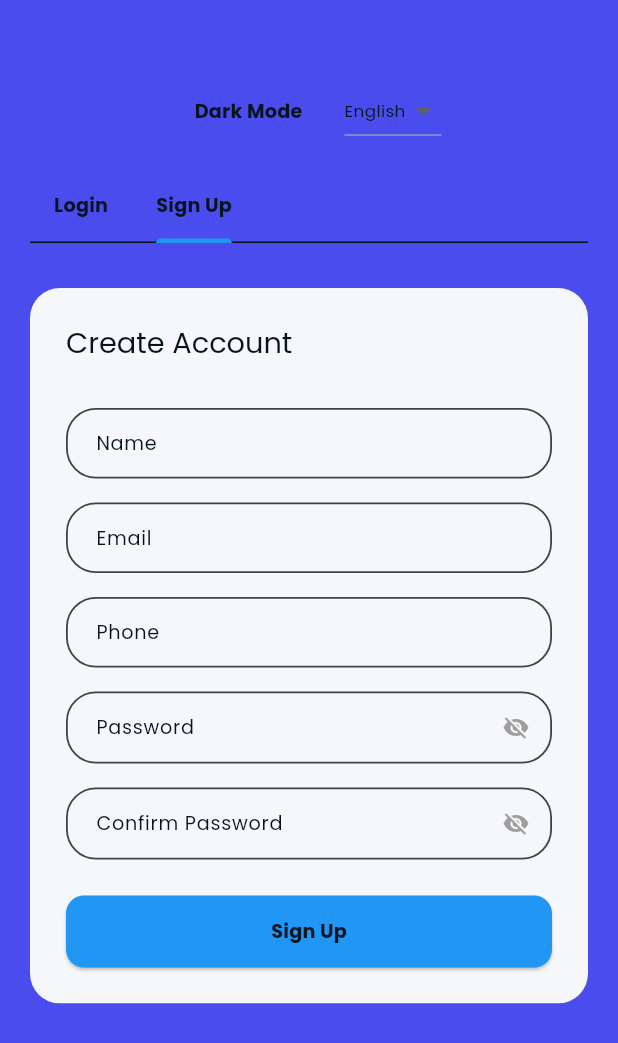
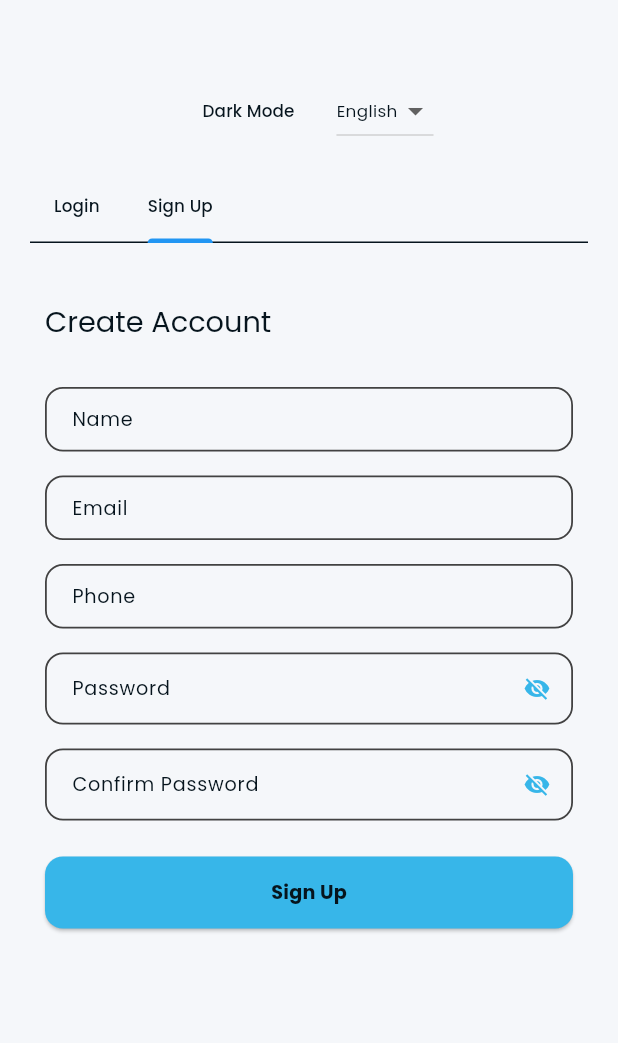
Before and after one commit to lbarsidati22/E-commerce_app, a Flutter app: the screen it shows after launch, tab 2 chosen, on a phone screen of 412 x 824 dp. Shown: the top 1043 px of the screen. Run offline on Flutter 3.47's test engine with Material 3 defaults, Android fonts, the phone set to English and light mode, and no system bars; our stand-ins replace bloc, dio, equatable, flutter_bloc, get_it, injectable and 3 more; generated files the repository leaves out were written again.

Commit message:
feat: Add core UI components, app theming, and initial authentication pages for login and registration.

```diff
--- a/lib/core/theme/app_theme.dart
+++ b/lib/core/theme/app_theme.dart
@@ -107,7 +107,6 @@ abstract class AppTheme {
         context: context,
         fontFamily: languageCode == 'ar' ? 'Cairo' : 'Poppins',
         colorScheme: const ColorScheme(
-          primaryContainer: ColorsLight.cardColor,
           brightness: Brightness.light,
           primary: ColorsLight.mainColor, // Brand Blue
           onPrimary: ColorsLight.white,
--- a/lib/core/theme/colors/colors_light.dart
+++ b/lib/core/theme/colors/colors_light.dart
@@ -1,7 +1,7 @@
 import 'package:flutter/material.dart';
 
 class ColorsLight {
-  static const Color mainColor = Color(0xFF4B4CED); // Brand Blue
+  static const Color mainColor = Color(0xFFF5F7FA); // Brand Blue
   static const Color secondaryColor = Color(0xFF37B6E9); // Light Blue
   static const Color background = Color(0xFFFFFFFF); // Clean White Background
   static const Color cardColor = Color(0xFFF5F7FA); // Light Grey for cards
@@ -10,4 +10,5 @@ class ColorsLight {
   static const Color error = Color(0xFFE53935);
   static const Color white = Color(0xffFFFFFF);
   static const Color black = Color(0xff000000);
+  static const Color containerColor = Colors.teal;
 }
--- a/lib/core/utils/components/app_text_form_feild.dart
+++ b/lib/core/utils/components/app_text_form_feild.dart
@@ -71,24 +71,26 @@ class _AppTextFormFieldState extends State<AppTextFormField> {
         ),
         contentPadding:
             widget.contentPadding ??
-            const EdgeInsets.symmetric(horizontal: 16, vertical: 14),
+            const EdgeInsets.symmetric(horizontal: 14, vertical: 12),
         filled: true,
         fillColor: widget.backgroundColor ?? Colors.transparent,
 
         enabledBorder: OutlineInputBorder(
-          borderRadius: BorderRadius.circular(20),
+          borderRadius: BorderRadius.circular(12),
           borderSide: BorderSide(color: Colors.grey.shade800, width: 1.2),
         ),
         focusedBorder: OutlineInputBorder(
-          borderRadius: BorderRadius.circular(20),
-          borderSide: const BorderSide(color: Colors.blue, width: 1.8),
+          borderRadius: BorderRadius.circular(12),
+          borderSide: BorderSide(
+            color: Theme.of(context).colorScheme.secondary,
+          ),
         ),
         errorBorder: OutlineInputBorder(
-          borderRadius: BorderRadius.circular(20),
+          borderRadius: BorderRadius.circular(12),
           borderSide: const BorderSide(color: Colors.red, width: 1.4),
         ),
         focusedErrorBorder: OutlineInputBorder(
-          borderRadius: BorderRadius.circular(20),
+          borderRadius: BorderRadius.circular(12),
           borderSide: const BorderSide(color: Colors.red, width: 1.4),
         ),
         suffixIcon: widget.isPassword
@@ -100,7 +102,7 @@ class _AppTextFormFieldState extends State<AppTextFormField> {
                 },
                 icon: Icon(
                   isObscureText ? Icons.visibility_off : Icons.visibility,
-                  color: Colors.grey,
+                  color: Theme.of(context).colorScheme.secondary,
                 ),
               )
             : widget.suffixIcon,
--- a/lib/core/utils/components/custom_button.dart
+++ b/lib/core/utils/components/custom_button.dart
@@ -28,7 +28,9 @@ class CustomButton extends StatelessWidget {
       onPressed: onPressed,
       style: ElevatedButton.styleFrom(
         side: borderSide,
-        backgroundColor: backgroundColorButton,
+        foregroundColor: Theme.of(context).colorScheme.onSecondary,
+        backgroundColor:
+            backgroundColorButton ?? Theme.of(context).colorScheme.secondary,
         minimumSize: size,
         shape: RoundedRectangleBorder(
           borderRadius: BorderRadiusGeometry.circular(borderRadius),
@@ -36,8 +38,8 @@ class CustomButton extends StatelessWidget {
         elevation: elevation,
       ),
       child: isLoading
-          ? const CircularProgressIndicator.adaptive(
-              backgroundColor: Colors.white,
+          ? CircularProgressIndicator.adaptive(
+              backgroundColor: Theme.of(context).colorScheme.onSecondary,
             )
           : child,
     );
--- a/lib/features/auth/presentation/pages/auth_page.dart
+++ b/lib/features/auth/presentation/pages/auth_page.dart
@@ -65,7 +65,7 @@ class AuthPage extends StatelessWidget {
                                         ThemeMode.light
                                     ? 'Light Mode'
                                     : 'Dark Mode',
-                                style: context.textTheme.titleMedium,
+                                style: context.textTheme.titleSmall,
                               ),
                             ),
                             SizedBox(width: 16),
@@ -109,7 +109,7 @@ class AuthPage extends StatelessWidget {
                           isScrollable: true,
                           tabAlignment: TabAlignment.start,
                           indicatorColor: Colors.blue,
-                          labelStyle: Theme.of(context).textTheme.titleMedium,
+                          labelStyle: Theme.of(context).textTheme.titleSmall,
                           tabs: [
                             Tab(text: 'Login'),
                             Tab(text: 'Sign Up'),
--- a/lib/features/auth/presentation/widgets/login_tab.dart
+++ b/lib/features/auth/presentation/widgets/login_tab.dart
@@ -40,7 +40,7 @@ class _LoginTabState extends State<LoginTab> {
       child: SingleChildScrollView(
         child: SharedBluredContainer(
           borderRadius: 20,
-          padding: const EdgeInsets.all(24),
+          padding: const EdgeInsets.all(10),
           child: Form(
             key: _formKey,
             child: Column(
@@ -90,7 +90,6 @@ class _LoginTabState extends State<LoginTab> {
                       );
                     }
                     return CustomButton(
-                      backgroundColorButton: Colors.blue,
                       size: Size(double.infinity, 48),
                       borderRadius: 12,
                       onPressed: _submit,
--- a/lib/features/auth/presentation/widgets/register_tab.dart
+++ b/lib/features/auth/presentation/widgets/register_tab.dart
@@ -68,11 +68,11 @@ class _RegisterTabState extends State<RegisterTab> {
   @override
   Widget build(BuildContext context) {
     return Padding(
-      padding: EdgeInsets.symmetric(vertical: 30.0),
+      padding: EdgeInsets.only(top: 30.0),
       child: SingleChildScrollView(
         child: SharedBluredContainer(
           borderRadius: 20,
-          padding: const EdgeInsets.all(24),
+          padding: const EdgeInsets.all(10),
           child: Form(
             key: _formKey,
             child: Column(
@@ -159,7 +159,6 @@ class _RegisterTabState extends State<RegisterTab> {
                       );
                     }
                     return CustomButton(
-                      backgroundColorButton: Colors.blue,
                       size: Size(double.infinity, 48),
                       borderRadius: 12,
                       onPressed: _submit,
```
